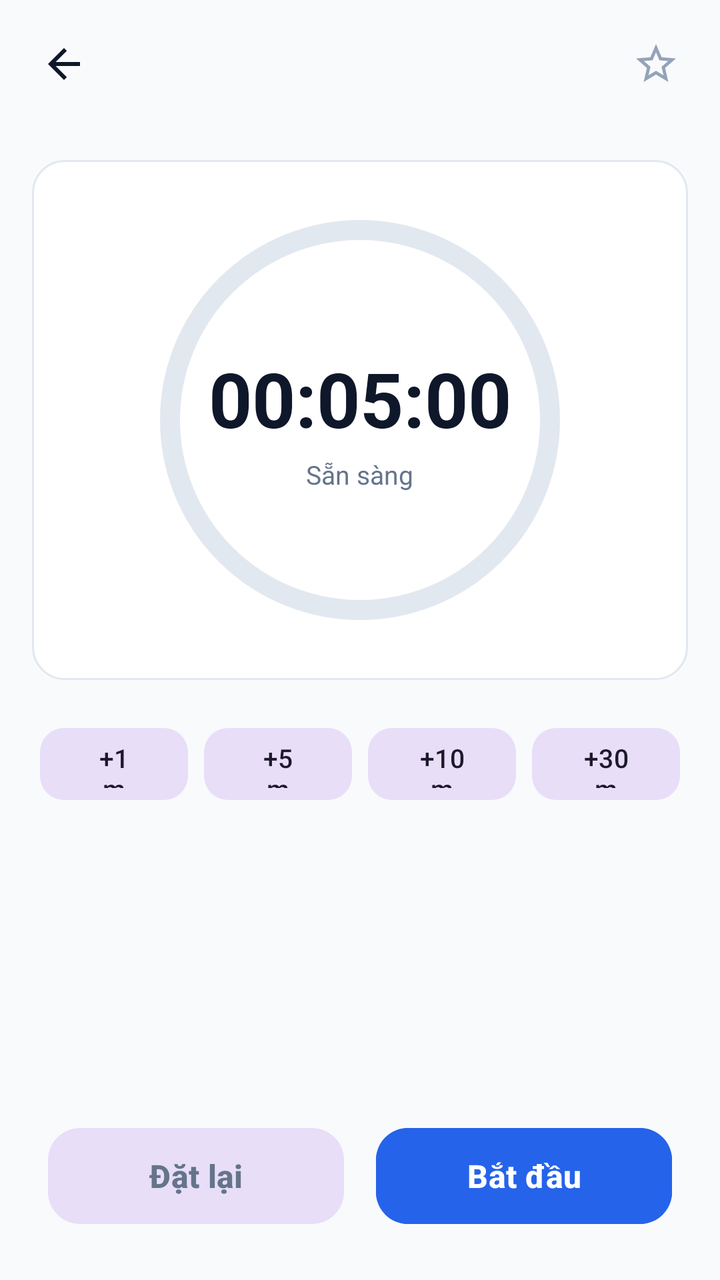
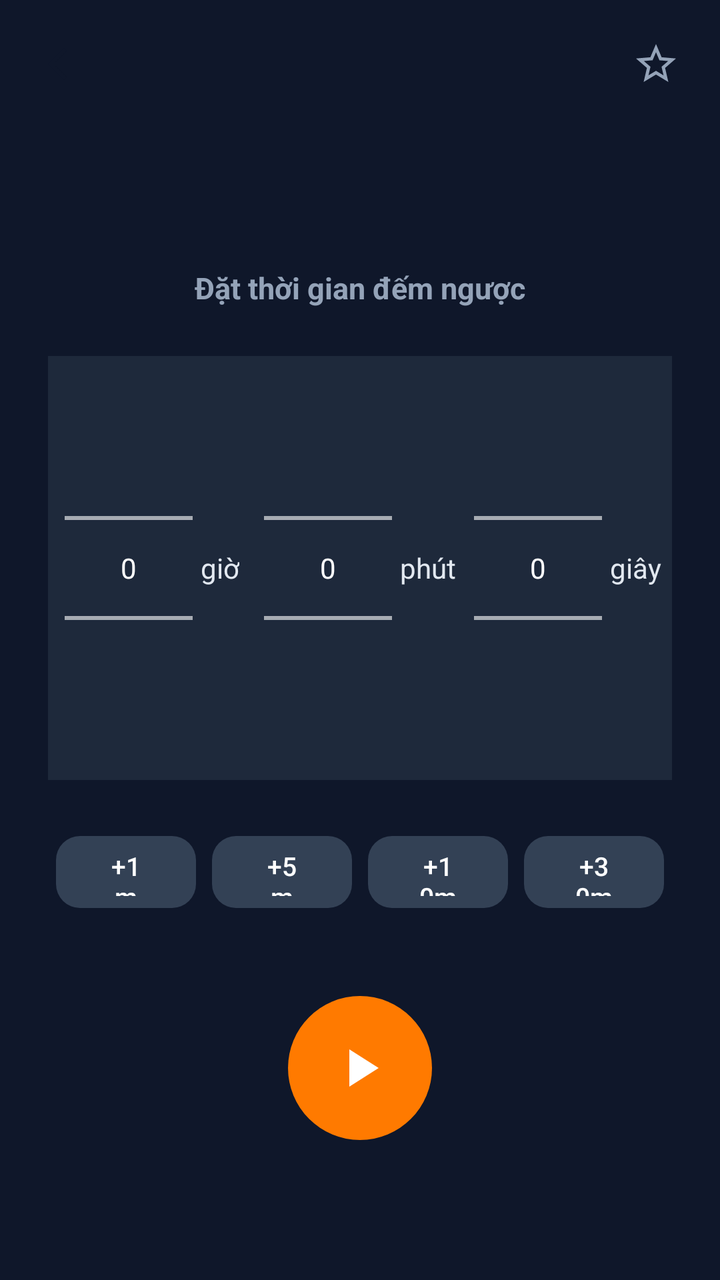

Compare the two renders of this Android layout. The source of the first and the diff that turns it into the second are given below.
<!-- AndroidManifest.xml: application theme Theme.BaseProject -->
<!-- res/layout/fragment_timer.xml -->
<?xml version="1.0" encoding="utf-8"?>
<LinearLayout xmlns:android="http://schemas.android.com/apk/res/android"
    xmlns:app="http://schemas.android.com/apk/res-auto"
    android:layout_width="match_parent"
    android:layout_height="match_parent"
    android:background="@color/colorBackground"
    android:orientation="vertical">

    <include layout="@layout/layout_tool_toolbar" />

    
    <FrameLayout
        android:layout_width="match_parent"
        android:layout_height="260dp"
        android:layout_margin="16dp"
        android:background="@drawable/bg_card_tool">

        <com.google.android.material.progressindicator.CircularProgressIndicator
            android:id="@+id/progressIndicator"
            android:layout_width="wrap_content"
            android:layout_height="wrap_content"
            android:layout_gravity="center"
            app:indicatorColor="@color/colorPrimary"
            app:indicatorSize="200dp"
            app:trackColor="#E2E8F0"
            app:trackThickness="10dp" />

        <LinearLayout
            android:layout_width="wrap_content"
            android:layout_height="wrap_content"
            android:layout_gravity="center"
            android:gravity="center"
            android:orientation="vertical">

            <TextView
                android:id="@+id/tvTimerDisplay"
                android:layout_width="wrap_content"
                android:layout_height="wrap_content"
                android:text="00:05:00"
                android:textColor="@color/textPrimary"
                android:textSize="38sp"
                android:textStyle="bold" />

            <TextView
                android:id="@+id/tvTimerStatus"
                android:layout_width="wrap_content"
                android:layout_height="wrap_content"
                android:layout_marginTop="4dp"
                android:text="Sẵn sàng"
                android:textColor="@color/textSecondary"
                android:textSize="13sp" />
        </LinearLayout>
    </FrameLayout>

    
    <LinearLayout
        android:id="@+id/layoutPresets"
        android:layout_width="match_parent"
        android:layout_height="wrap_content"
        android:gravity="center"
        android:orientation="horizontal"
        android:paddingStart="16dp"
        android:paddingEnd="16dp">

        <com.google.android.material.button.MaterialButton
            android:id="@+id/btnAdd1Min"
            style="@style/Widget.Material3.Button.TonalButton"
            android:layout_width="0dp"
            android:layout_height="44dp"
            android:layout_margin="4dp"
            android:layout_weight="1"
            android:text="+1m"
            android:textSize="13sp"
            app:cornerRadius="12dp" />

        <com.google.android.material.button.MaterialButton
            android:id="@+id/btnAdd5Min"
            style="@style/Widget.Material3.Button.TonalButton"
            android:layout_width="0dp"
            android:layout_height="44dp"
            android:layout_margin="4dp"
            android:layout_weight="1"
            android:text="+5m"
            android:textSize="13sp"
            app:cornerRadius="12dp" />

        <com.google.android.material.button.MaterialButton
            android:id="@+id/btnAdd10Min"
            style="@style/Widget.Material3.Button.TonalButton"
            android:layout_width="0dp"
            android:layout_height="44dp"
            android:layout_margin="4dp"
            android:layout_weight="1"
            android:text="+10m"
            android:textSize="13sp"
            app:cornerRadius="12dp" />

        <com.google.android.material.button.MaterialButton
            android:id="@+id/btnAdd30Min"
            style="@style/Widget.Material3.Button.TonalButton"
            android:layout_width="0dp"
            android:layout_height="44dp"
            android:layout_margin="4dp"
            android:layout_weight="1"
            android:text="+30m"
            android:textSize="13sp"
            app:cornerRadius="12dp" />
    </LinearLayout>

    <View
        android:layout_width="match_parent"
        android:layout_height="0dp"
        android:layout_weight="1" />

    
    <LinearLayout
        android:layout_width="match_parent"
        android:layout_height="wrap_content"
        android:gravity="center"
        android:orientation="horizontal"
        android:padding="24dp">

        <com.google.android.material.button.MaterialButton
            android:id="@+id/btnResetTimer"
            style="@style/Widget.Material3.Button.TonalButton"
            android:layout_width="0dp"
            android:layout_height="56dp"
            android:layout_marginEnd="8dp"
            android:layout_weight="1"
            android:text="@string/reset"
            android:textColor="@color/textSecondary"
            android:textSize="16sp"
            android:textStyle="bold"
            app:cornerRadius="16dp" />

        <com.google.android.material.button.MaterialButton
            android:id="@+id/btnStartTimer"
            style="@style/Widget.Material3.Button"
            android:layout_width="0dp"
            android:layout_height="56dp"
            android:layout_marginStart="8dp"
            android:layout_weight="1"
            android:backgroundTint="@color/colorPrimary"
            android:text="@string/start"
            android:textSize="16sp"
            android:textStyle="bold"
            app:cornerRadius="16dp" />
    </LinearLayout>

</LinearLayout>
<!-- res/layout/layout_tool_toolbar.xml (included above) -->
<?xml version="1.0" encoding="utf-8"?>
<LinearLayout xmlns:android="http://schemas.android.com/apk/res/android"
    android:id="@+id/toolToolbar"
    android:layout_width="match_parent"
    android:layout_height="?attr/actionBarSize"
    android:gravity="center_vertical"
    android:orientation="horizontal"
    android:paddingStart="12dp"
    android:paddingEnd="12dp">

    <ImageView
        android:id="@+id/btnToolbarBack"
        android:layout_width="40dp"
        android:layout_height="40dp"
        android:background="?attr/selectableItemBackgroundBorderless"
        android:clickable="true"
        android:focusable="true"
        android:padding="8dp"
        android:src="@drawable/ic_arrow_back" />

    <TextView
        android:id="@+id/tvToolbarTitle"
        android:layout_width="0dp"
        android:layout_height="wrap_content"
        android:layout_marginStart="12dp"
        android:layout_weight="1"
        android:textColor="@color/textPrimary"
        android:textSize="18sp"
        android:textStyle="bold" />

    <ImageView
        android:id="@+id/btnToolbarFavorite"
        android:layout_width="40dp"
        android:layout_height="40dp"
        android:background="?attr/selectableItemBackgroundBorderless"
        android:clickable="true"
        android:focusable="true"
        android:padding="8dp"
        android:src="@drawable/ic_star_outline" />

</LinearLayout>
<!-- resources referenced by this layout -->
<resources>
  <color name="colorBackground">#F8FAFC</color>
  <color name="colorPrimary">#2563EB</color>
  <color name="textPrimary">#0F172A</color>
  <color name="textSecondary">#64748B</color>
  <!-- drawable bg_card_tool (drawable) -->
  <?xml version="1.0" encoding="utf-8"?>
  <ripple xmlns:android="http://schemas.android.com/apk/res/android"
      android:color="#E2E8F0">
      <item>
          <shape android:shape="rectangle">
              <corners android:radius="16dp" />
              <solid android:color="@color/colorCardBackground" />
              <stroke android:width="1dp" android:color="@color/colorBorder" />
          </shape>
      </item>
  </ripple>
  <!-- drawable ic_arrow_back (drawable) -->
  <vector xmlns:android="http://schemas.android.com/apk/res/android"
      android:width="24dp"
      android:height="24dp"
      android:viewportWidth="24"
      android:viewportHeight="24">
      <path
          android:fillColor="#0F172A"
          android:pathData="M20,11H7.83l5.59,-5.59L12,4l-8,8 8,8 1.41,-1.41L7.83,13H20v-2z"/>
  </vector>
  <!-- drawable ic_star_outline (drawable) -->
  <vector xmlns:android="http://schemas.android.com/apk/res/android"
      android:width="24dp"
      android:height="24dp"
      android:viewportWidth="24"
      android:viewportHeight="24">
      <path
          android:fillColor="#94A3B8"
          android:pathData="M22,9.24l-7.19,-0.62L12,2 9.19,8.63 2,9.24l5.46,4.73L5.82,21 12,17.27 18.18,21l-1.63,-7.03L22,9.24zM12,15.4l-3.76,2.27 1,-4.28 -3.32,-2.88 4.38,-0.38L12,6.1l1.71,4.04 4.38,0.38 -3.32,2.88 1,4.28L12,15.4z"/>
  </vector>
  <string name="reset">Đặt lại</string>
  <string name="start">Bắt đầu</string>
  <style name="Theme.BaseProject" parent="Base.Theme.BaseProject" />
  <color name="colorCardBackground">#FFFFFF</color>
  <color name="colorBorder">#E2E8F0</color>
  <style name="Base.Theme.BaseProject" parent="Theme.Material3.DayNight.NoActionBar">
          
          
      </style>
</resources>

<!-- the commit's change to res/layout/fragment_timer.xml (unified diff, before → after) -->
@@ -3,7 +3,7 @@
     xmlns:app="http://schemas.android.com/apk/res-auto"
     android:layout_width="match_parent"
     android:layout_height="match_parent"
-    android:background="@color/colorBackground"
+    android:background="#0F172A"
     android:orientation="vertical">
 
     <include layout="@layout/layout_tool_toolbar" />
@@ -11,141 +11,307 @@
     
     <FrameLayout
         android:layout_width="match_parent"
-        android:layout_height="260dp"
-        android:layout_margin="16dp"
-        android:background="@drawable/bg_card_tool">
-
-        <com.google.android.material.progressindicator.CircularProgressIndicator
-            android:id="@+id/progressIndicator"
-            android:layout_width="wrap_content"
-            android:layout_height="wrap_content"
-            android:layout_gravity="center"
-            app:indicatorColor="@color/colorPrimary"
-            app:indicatorSize="200dp"
-            app:trackColor="#E2E8F0"
-            app:trackThickness="10dp" />
-
+        android:layout_height="0dp"
+        android:layout_weight="1">
+
+        
         <LinearLayout
-            android:layout_width="wrap_content"
-            android:layout_height="wrap_content"
-            android:layout_gravity="center"
+            android:id="@+id/layoutSelectionView"
+            android:layout_width="match_parent"
+            android:layout_height="match_parent"
             android:gravity="center"
-            android:orientation="vertical">
+            android:orientation="vertical"
+            android:paddingStart="24dp"
+            android:paddingEnd="24dp"
+            android:visibility="visible">
 
             <TextView
-                android:id="@+id/tvTimerDisplay"
                 android:layout_width="wrap_content"
                 android:layout_height="wrap_content"
-                android:text="00:05:00"
-                android:textColor="@color/textPrimary"
-                android:textSize="38sp"
+                android:layout_marginBottom="24dp"
+                android:text="Đặt thời gian đếm ngược"
+                android:textColor="#94A3B8"
+                android:textSize="15sp"
                 android:textStyle="bold" />
 
-            <TextView
-                android:id="@+id/tvTimerStatus"
-                android:layout_width="wrap_content"
+            
+            <LinearLayout
+                android:layout_width="match_parent"
                 android:layout_height="wrap_content"
-                android:layout_marginTop="4dp"
-                android:text="Sẵn sàng"
-                android:textColor="@color/textSecondary"
-                android:textSize="13sp" />
+                android:background="#1E293B"
+                android:gravity="center"
+                android:orientation="horizontal"
+                android:paddingTop="16dp"
+                android:paddingBottom="16dp">
+
+                
+                <LinearLayout
+                    android:layout_width="0dp"
+                    android:layout_height="wrap_content"
+                    android:layout_weight="1"
+                    android:gravity="center"
+                    android:orientation="horizontal">
+
+                    <NumberPicker
+                        android:id="@+id/pickerHours"
+                        android:layout_width="wrap_content"
+                        android:layout_height="180dp"
+                        android:descendantFocusability="blocksDescendants"
+                        android:theme="@style/ThemeOverlay.MaterialComponents.Dark" />
+
+                    <TextView
+                        android:layout_width="wrap_content"
+                        android:layout_height="wrap_content"
+                        android:layout_marginStart="4dp"
+                        android:text="giờ"
+                        android:textColor="#E2E8F0"
+                        android:textSize="14sp" />
+                </LinearLayout>
+
+                
+                <LinearLayout
+                    android:layout_width="0dp"
+                    android:layout_height="wrap_content"
+                    android:layout_weight="1"
+                    android:gravity="center"
+                    android:orientation="horizontal">
+
+                    <NumberPicker
+                        android:id="@+id/pickerMinutes"
+                        android:layout_width="wrap_content"
+                        android:layout_height="180dp"
+                        android:descendantFocusability="blocksDescendants"
+                        android:theme="@style/ThemeOverlay.MaterialComponents.Dark" />
+
+                    <TextView
+                        android:layout_width="wrap_content"
+                        android:layout_height="wrap_content"
+                        android:layout_marginStart="4dp"
+                        android:text="phút"
+                        android:textColor="#E2E8F0"
+                        android:textSize="14sp" />
+                </LinearLayout>
+
+                
+                <LinearLayout
+                    android:layout_width="0dp"
+                    android:layout_height="wrap_content"
+                    android:layout_weight="1"
+                    android:gravity="center"
+                    android:orientation="horizontal">
+
+                    <NumberPicker
+                        android:id="@+id/pickerSeconds"
+                        android:layout_width="wrap_content"
+                        android:layout_height="180dp"
+                        android:descendantFocusability="blocksDescendants"
+                        android:theme="@style/ThemeOverlay.MaterialComponents.Dark" />
+
+                    <TextView
+                        android:layout_width="wrap_content"
+                        android:layout_height="wrap_content"
+                        android:layout_marginStart="4dp"
+                        android:text="giây"
+                        android:textColor="#E2E8F0"
+                        android:textSize="14sp" />
+                </LinearLayout>
+
+            </LinearLayout>
+
+            
+            <LinearLayout
+                android:layout_width="match_parent"
+                android:layout_height="wrap_content"
+                android:layout_marginTop="20dp"
+                android:gravity="center"
+                android:orientation="horizontal">
+
+                <com.google.android.material.button.MaterialButton
+                    android:id="@+id/btnAdd1Min"
+                    style="@style/Widget.Material3.Button.TonalButton"
+                    android:layout_width="0dp"
+                    android:layout_height="44dp"
+                    android:layout_margin="4dp"
+                    android:layout_weight="1"
+                    android:text="+1m"
+                    android:textColor="#FFFFFF"
+                    android:textSize="13sp"
+                    app:backgroundTint="#334155"
+                    app:cornerRadius="12dp" />
+
+                <com.google.android.material.button.MaterialButton
+                    android:id="@+id/btnAdd5Min"
+                    style="@style/Widget.Material3.Button.TonalButton"
+                    android:layout_width="0dp"
+                    android:layout_height="44dp"
+                    android:layout_margin="4dp"
+                    android:layout_weight="1"
+                    android:text="+5m"
+                    android:textColor="#FFFFFF"
+                    android:textSize="13sp"
+                    app:backgroundTint="#334155"
+                    app:cornerRadius="12dp" />
+
+                <com.google.android.material.button.MaterialButton
+                    android:id="@+id/btnAdd10Min"
+                    style="@style/Widget.Material3.Button.TonalButton"
+                    android:layout_width="0dp"
+                    android:layout_height="44dp"
+                    android:layout_margin="4dp"
+                    android:layout_weight="1"
+                    android:text="+10m"
+                    android:textColor="#FFFFFF"
+                    android:textSize="13sp"
+                    app:backgroundTint="#334155"
+                    app:cornerRadius="12dp" />
+
+                <com.google.android.material.button.MaterialButton
+                    android:id="@+id/btnAdd30Min"
+                    style="@style/Widget.Material3.Button.TonalButton"
+                    android:layout_width="0dp"
+                    android:layout_height="44dp"
+                    android:layout_margin="4dp"
+                    android:layout_weight="1"
+                    android:text="+30m"
+                    android:textColor="#FFFFFF"
+                    android:textSize="13sp"
+                    app:backgroundTint="#334155"
+                    app:cornerRadius="12dp" />
+            </LinearLayout>
+
+            
+            <ImageView
+                android:id="@+id/btnStartPicker"
+                android:layout_width="72dp"
+                android:layout_height="72dp"
+                android:layout_marginTop="36dp"
+                android:background="@drawable/bg_circle_orange"
+                android:contentDescription="@string/start"
+                android:padding="20dp"
+                android:src="@drawable/ic_play_arrow"
+                app:tint="#FFFFFF" />
+
         </LinearLayout>
+
+        
+        <LinearLayout
+            android:id="@+id/layoutRunningView"
+            android:layout_width="match_parent"
+            android:layout_height="match_parent"
+            android:gravity="center"
+            android:orientation="vertical"
+            android:padding="24dp"
+            android:visibility="gone">
+
+            
+            <FrameLayout
+                android:layout_width="300dp"
+                android:layout_height="300dp">
+
+                <com.example.baseproject.ui.timer.TimerTickDialView
+                    android:id="@+id/timerTickDialView"
+                    android:layout_width="match_parent"
+                    android:layout_height="match_parent" />
+
+                <LinearLayout
+                    android:layout_width="wrap_content"
+                    android:layout_height="wrap_content"
+                    android:layout_gravity="center"
+                    android:gravity="center"
+                    android:orientation="vertical">
+
+                    <TextView
+                        android:id="@+id/tvRunningDigits"
+                        android:layout_width="wrap_content"
+                        android:layout_height="wrap_content"
+                        android:fontFamily="sans-serif-medium"
+                        android:text="00:29:58"
+                        android:textColor="#FFFFFF"
+                        android:textSize="44sp"
+                        android:textStyle="bold" />
+
+                    <TextView
+                        android:id="@+id/tvTotalSummary"
+                        android:layout_width="wrap_content"
+                        android:layout_height="wrap_content"
+                        android:layout_marginTop="6dp"
+                        android:text="Tổng 30 phút"
+                        android:textColor="#94A3B8"
+                        android:textSize="14sp" />
+
+                    <LinearLayout
+                        android:layout_width="wrap_content"
+                        android:layout_height="wrap_content"
+                        android:layout_marginTop="10dp"
+                        android:gravity="center_vertical"
+                        android:orientation="horizontal">
+
+                        <ImageView
+                            android:layout_width="16dp"
+                            android:layout_height="16dp"
+                            android:src="@drawable/ic_alarm_bell"
+                            app:tint="#94A3B8" />
+
+                        <TextView
+                            android:id="@+id/tvEndTime"
+                            android:layout_width="wrap_content"
+                            android:layout_height="wrap_content"
+                            android:layout_marginStart="6dp"
+                            android:text="Kết thúc: --:--"
+                            android:textColor="#94A3B8"
+                            android:textSize="13sp" />
+                    </LinearLayout>
+
+                    <TextView
+                        android:id="@+id/tvRunningStateLabel"
+                        android:layout_width="wrap_content"
+                        android:layout_height="wrap_content"
+                        android:layout_marginTop="8dp"
+                        android:text="Đang đếm ngược…"
+                        android:textColor="#FF7A00"
+                        android:textSize="12sp"
+                        android:textStyle="bold" />
+                </LinearLayout>
+
+            </FrameLayout>
+
+            
+            <LinearLayout
+                android:layout_width="match_parent"
+                android:layout_height="wrap_content"
+                android:layout_marginTop="48dp"
+                android:gravity="center"
+                android:orientation="horizontal">
+
+                
+                <ImageView
+                    android:id="@+id/btnStopCountdown"
+                    android:layout_width="56dp"
+                    android:layout_height="56dp"
+                    android:layout_marginEnd="36dp"
+                    android:background="@drawable/bg_circle_dark"
+                    android:contentDescription="@string/reset"
+                    android:padding="16dp"
+                    android:src="@drawable/ic_close_circle"
+                    app:tint="#E2E8F0" />
+
+                
+                <ImageView
+                    android:id="@+id/btnPauseCountdown"
+                    android:layout_width="68dp"
+                    android:layout_height="68dp"
+                    android:layout_marginStart="36dp"
+                    android:background="@drawable/bg_circle_orange"
+                    android:contentDescription="@string/pause"
+                    android:padding="18dp"
+                    android:src="@drawable/ic_pause"
+                    app:tint="#FFFFFF" />
+
+            </LinearLayout>
+
+        </LinearLayout>
+
     </FrameLayout>
-
-    
-    <LinearLayout
-        android:id="@+id/layoutPresets"
-        android:layout_width="match_parent"
-        android:layout_height="wrap_content"
-        android:gravity="center"
-        android:orientation="horizontal"
-        android:paddingStart="16dp"
-        android:paddingEnd="16dp">
-
-        <com.google.android.material.button.MaterialButton
-            android:id="@+id/btnAdd1Min"
-            style="@style/Widget.Material3.Button.TonalButton"
-            android:layout_width="0dp"
-            android:layout_height="44dp"
-            android:layout_margin="4dp"
-            android:layout_weight="1"
-            android:text="+1m"
-            android:textSize="13sp"
-            app:cornerRadius="12dp" />
-
-        <com.google.android.material.button.MaterialButton
-            android:id="@+id/btnAdd5Min"
-            style="@style/Widget.Material3.Button.TonalButton"
-            android:layout_width="0dp"
-            android:layout_height="44dp"
-            android:layout_margin="4dp"
-            android:layout_weight="1"
-            android:text="+5m"
-            android:textSize="13sp"
-            app:cornerRadius="12dp" />
-
-        <com.google.android.material.button.MaterialButton
-            android:id="@+id/btnAdd10Min"
-            style="@style/Widget.Material3.Button.TonalButton"
-            android:layout_width="0dp"
-            android:layout_height="44dp"
-            android:layout_margin="4dp"
-            android:layout_weight="1"
-            android:text="+10m"
-            android:textSize="13sp"
-            app:cornerRadius="12dp" />
-
-        <com.google.android.material.button.MaterialButton
-            android:id="@+id/btnAdd30Min"
-            style="@style/Widget.Material3.Button.TonalButton"
-            android:layout_width="0dp"
-            android:layout_height="44dp"
-            android:layout_margin="4dp"
-            android:layout_weight="1"
-            android:text="+30m"
-            android:textSize="13sp"
-            app:cornerRadius="12dp" />
-    </LinearLayout>
-
-    <View
-        android:layout_width="match_parent"
-        android:layout_height="0dp"
-        android:layout_weight="1" />
-
-    
-    <LinearLayout
-        android:layout_width="match_parent"
-        android:layout_height="wrap_content"
-        android:gravity="center"
-        android:orientation="horizontal"
-        android:padding="24dp">
-
-        <com.google.android.material.button.MaterialButton
-            android:id="@+id/btnResetTimer"
-            style="@style/Widget.Material3.Button.TonalButton"
-            android:layout_width="0dp"
-            android:layout_height="56dp"
-            android:layout_marginEnd="8dp"
-            android:layout_weight="1"
-            android:text="@string/reset"
-            android:textColor="@color/textSecondary"
-            android:textSize="16sp"
-            android:textStyle="bold"
-            app:cornerRadius="16dp" />
-
-        <com.google.android.material.button.MaterialButton
-            android:id="@+id/btnStartTimer"
-            style="@style/Widget.Material3.Button"
-            android:layout_width="0dp"
-            android:layout_height="56dp"
-            android:layout_marginStart="8dp"
-            android:layout_weight="1"
-            android:backgroundTint="@color/colorPrimary"
-            android:text="@string/start"
-            android:textSize="16sp"
-            android:textStyle="bold"
-            app:cornerRadius="16dp" />
-    </LinearLayout>
 
 </LinearLayout>
 <!-- res/layout/layout_tool_toolbar.xml (included above) -->
<!-- resource entries referenced after the edit -->
@@ -1,21 +1,28 @@
 <!-- resources referenced by this layout -->
 <resources>
-  <color name="colorBackground">#F8FAFC</color>
-  <color name="colorPrimary">#2563EB</color>
   <color name="textPrimary">#0F172A</color>
-  <color name="textSecondary">#64748B</color>
-  <!-- drawable bg_card_tool (drawable) -->
+  <!-- drawable bg_circle_dark (drawable) -->
   <?xml version="1.0" encoding="utf-8"?>
-  <ripple xmlns:android="http://schemas.android.com/apk/res/android"
-      android:color="#E2E8F0">
-      <item>
-          <shape android:shape="rectangle">
-              <corners android:radius="16dp" />
-              <solid android:color="@color/colorCardBackground" />
-              <stroke android:width="1dp" android:color="@color/colorBorder" />
-          </shape>
-      </item>
-  </ripple>
+  <shape xmlns:android="http://schemas.android.com/apk/res/android"
+      android:shape="oval">
+      <solid android:color="#2A2E39" />
+  </shape>
+  <!-- drawable bg_circle_orange (drawable) -->
+  <?xml version="1.0" encoding="utf-8"?>
+  <shape xmlns:android="http://schemas.android.com/apk/res/android"
+      android:shape="oval">
+      <solid android:color="#FF7A00" />
+  </shape>
+  <!-- drawable ic_alarm_bell (drawable) -->
+  <vector xmlns:android="http://schemas.android.com/apk/res/android"
+      android:width="16dp"
+      android:height="16dp"
+      android:viewportWidth="24"
+      android:viewportHeight="24">
+      <path
+          android:fillColor="#94A3B8"
+          android:pathData="M12,22c1.1,0 2,-0.9 2,-2h-4c0,1.1 0.9,2 2,2zm6,-6v-5c0,-3.07 -1.63,-5.64 -4.5,-6.32V4c0,-0.83 -0.67,-1.5 -1.5,-1.5s-1.5,0.67 -1.5,1.5v0.68C7.64,5.36 6,7.92 6,11v5l-2,2v1h16v-1l-2,-2zm-2,1H8v-6c0,-2.48 1.51,-4.5 4,-4.5s4,2.02 4,4.5v6z" />
+  </vector>
   <!-- drawable ic_arrow_back (drawable) -->
   <vector xmlns:android="http://schemas.android.com/apk/res/android"
       android:width="24dp"
@@ -25,6 +32,36 @@
       <path
           android:fillColor="#0F172A"
           android:pathData="M20,11H7.83l5.59,-5.59L12,4l-8,8 8,8 1.41,-1.41L7.83,13H20v-2z"/>
+  </vector>
+  <!-- drawable ic_close_circle (drawable) -->
+  <vector xmlns:android="http://schemas.android.com/apk/res/android"
+      android:width="28dp"
+      android:height="28dp"
+      android:viewportWidth="24"
+      android:viewportHeight="24">
+      <path
+          android:fillColor="#FFFFFF"
+          android:pathData="M19,6.41L17.59,5 12,10.59 6.41,5 5,6.41 10.59,12 5,17.59 6.41,19 12,13.41 17.59,19 19,17.59 13.41,12z" />
+  </vector>
+  <!-- drawable ic_pause (drawable) -->
+  <vector xmlns:android="http://schemas.android.com/apk/res/android"
+      android:width="28dp"
+      android:height="28dp"
+      android:viewportWidth="24"
+      android:viewportHeight="24">
+      <path
+          android:fillColor="#FFFFFF"
+          android:pathData="M6,19h4V5H6v14zm8,-14v14h4V5h-4z" />
+  </vector>
+  <!-- drawable ic_play_arrow (drawable) -->
+  <vector xmlns:android="http://schemas.android.com/apk/res/android"
+      android:width="28dp"
+      android:height="28dp"
+      android:viewportWidth="24"
+      android:viewportHeight="24">
+      <path
+          android:fillColor="#FFFFFF"
+          android:pathData="M8,5v14l11,-7z" />
   </vector>
   <!-- drawable ic_star_outline (drawable) -->
   <vector xmlns:android="http://schemas.android.com/apk/res/android"
@@ -36,11 +73,10 @@
           android:fillColor="#94A3B8"
           android:pathData="M22,9.24l-7.19,-0.62L12,2 9.19,8.63 2,9.24l5.46,4.73L5.82,21 12,17.27 18.18,21l-1.63,-7.03L22,9.24zM12,15.4l-3.76,2.27 1,-4.28 -3.32,-2.88 4.38,-0.38L12,6.1l1.71,4.04 4.38,0.38 -3.32,2.88 1,4.28L12,15.4z"/>
   </vector>
+  <string name="pause">Tạm dừng</string>
   <string name="reset">Đặt lại</string>
   <string name="start">Bắt đầu</string>
   <style name="Theme.BaseProject" parent="Base.Theme.BaseProject" />
-  <color name="colorCardBackground">#FFFFFF</color>
-  <color name="colorBorder">#E2E8F0</color>
   <style name="Base.Theme.BaseProject" parent="Theme.Material3.DayNight.NoActionBar">
           
           
